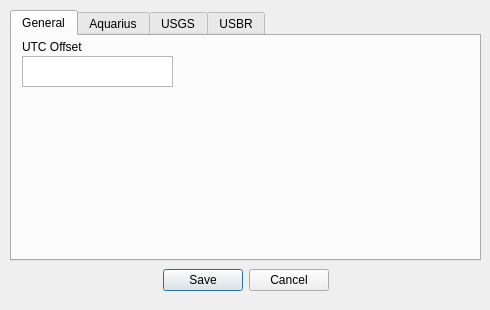
The window that ui/winOptions.ui (S31F3R/DataDoctor) describes before a commit, drawn with Qt 5.
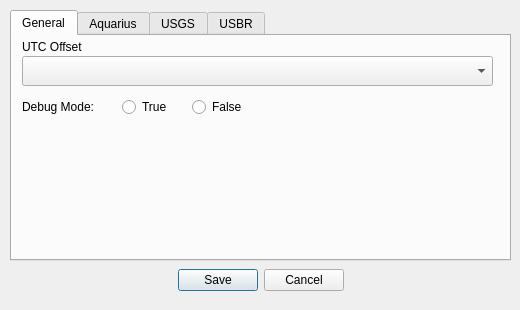
The same window after the commit. The open tabs and pages were chosen to show the change. Icons and pictures are not drawn.

Commit message: Changed UTC to a combobox instead of text. Created full UTC range with location hints

```diff
--- a/ui/winOptions.ui
+++ b/ui/winOptions.ui
@@ -6,7 +6,7 @@
    <rect>
     <x>0</x>
     <y>0</y>
-    <width>490</width>
+    <width>520</width>
     <height>310</height>
    </rect>
   </property>
@@ -22,7 +22,7 @@
     <rect>
      <x>10</x>
      <y>260</y>
-     <width>471</width>
+     <width>501</width>
      <height>41</height>
     </rect>
    </property>
@@ -41,7 +41,7 @@
     <rect>
      <x>10</x>
      <y>10</y>
-     <width>471</width>
+     <width>501</width>
      <height>251</height>
     </rect>
    </property>
@@ -52,16 +52,6 @@
     <attribute name="title">
      <string>General</string>
     </attribute>
-    <widget class="QTextEdit" name="textUTCOffset">
-     <property name="geometry">
-      <rect>
-       <x>10</x>
-       <y>20</y>
-       <width>151</width>
-       <height>31</height>
-      </rect>
-     </property>
-    </widget>
     <widget class="QLabel" name="lbUTCOffset">
      <property name="geometry">
       <rect>
@@ -75,6 +65,60 @@
       <string>UTC Offset</string>
      </property>
     </widget>
+    <widget class="QLabel" name="lbTNSNames_5">
+     <property name="geometry">
+      <rect>
+       <x>10</x>
+       <y>60</y>
+       <width>101</width>
+       <height>21</height>
+      </rect>
+     </property>
+     <property name="text">
+      <string>Debug Mode:</string>
+     </property>
+    </widget>
+    <widget class="QRadioButton" name="rbTRUE">
+     <property name="geometry">
+      <rect>
+       <x>110</x>
+       <y>60</y>
+       <width>61</width>
+       <height>22</height>
+      </rect>
+     </property>
+     <property name="text">
+      <string>True</string>
+     </property>
+    </widget>
+    <widget class="QRadioButton" name="rbFALSE">
+     <property name="geometry">
+      <rect>
+       <x>180</x>
+       <y>60</y>
+       <width>71</width>
+       <height>22</height>
+      </rect>
+     </property>
+     <property name="text">
+      <string>False</string>
+     </property>
+    </widget>
+    <widget class="QComboBox" name="cbUTCOffset">
+     <property name="geometry">
+      <rect>
+       <x>10</x>
+       <y>20</y>
+       <width>471</width>
+       <height>30</height>
+      </rect>
+     </property>
+    </widget>
+    <zorder>lbTNSNames_5</zorder>
+    <zorder>rbTRUE</zorder>
+    <zorder>rbFALSE</zorder>
+    <zorder>lbUTCOffset</zorder>
+    <zorder>cbUTCOffset</zorder>
    </widget>
    <widget class="QWidget" name="tabAquarius">
     <attribute name="title">
```
Left out of the diff: 18 changed lines with no effect on the pictures. The commit also changes 1 other file.
